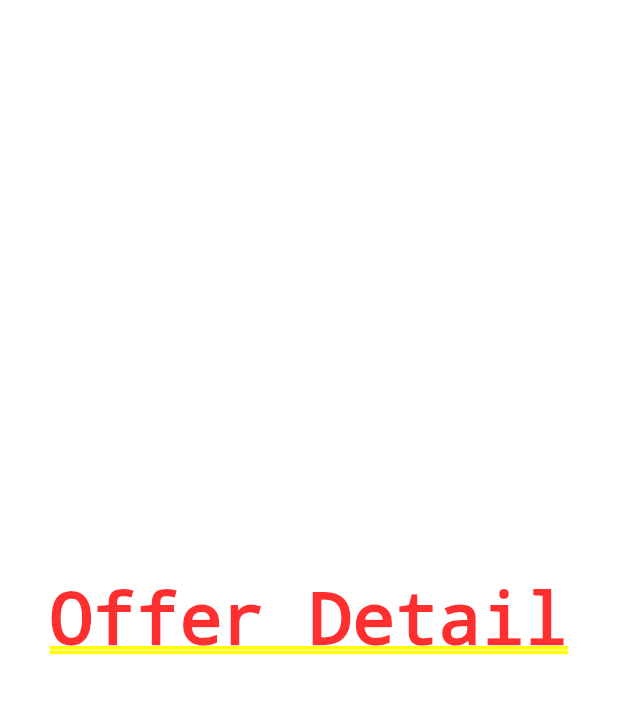
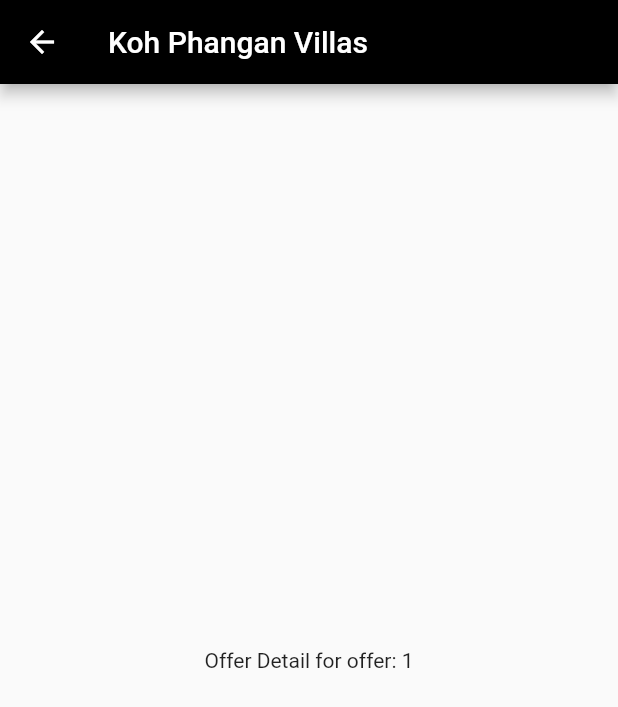
Before and after one commit to dewparin/lux_travel_poc, a Flutter app: the screen it shows after launch, after a tap on "Koh Phangan, Thailand", on a phone screen of 412 x 824 dp. Shown: the top 707 px of the screen. Run offline on Flutter 3.47's test engine with Material 2 defaults, Android fonts, the phone set to English and light mode, and no system bars.

Commit message:
OfferDetailScreen uses offer id from argument to retrieves data from OfferModel.

```diff
--- a/lib/model/offer_model.dart
+++ b/lib/model/offer_model.dart
@@ -73,4 +73,7 @@ class OfferModel extends ChangeNotifier {
     _offers[index] = _offers[index].copyWithInverseFavorite();
     notifyListeners();
   }
+
+  Offer getOfferByUid(int uid) =>
+      _offers.firstWhere((offer) => offer.uid == uid);
 }
--- a/lib/presentation/components/offer_list.dart
+++ b/lib/presentation/components/offer_list.dart
@@ -3,6 +3,7 @@ import 'package:lux_travel_poc/model/offer.dart';
 import 'package:lux_travel_poc/model/offer_model.dart';
 import 'package:lux_travel_poc/presentation/components/offer_item.dart';
 import 'package:lux_travel_poc/presentation/constant.dart';
+import 'package:lux_travel_poc/presentation/screens/screen_arguments.dart';
 import 'package:provider/provider.dart';
 
 class OfferList extends StatelessWidget {
@@ -38,7 +39,11 @@ class OfferList extends StatelessWidget {
             _toggleFavorite(context, offerUid);
           },
           onTappedOffer: (offerUid) {
-            Navigator.pushNamed(context, '/detail');
+            Navigator.pushNamed(
+              context,
+              '/detail',
+              arguments: OfferDetailScreenArguments(offerUid),
+            );
           },
         ),
       );
--- a/lib/presentation/screens/offer_detail_screen.dart
+++ b/lib/presentation/screens/offer_detail_screen.dart
@@ -1,12 +1,26 @@
 import 'package:flutter/material.dart';
+import 'package:lux_travel_poc/model/offer_model.dart';
+import 'package:provider/provider.dart';
+
+class OfferDetailScreenArguments {
+  final int offerUid;
+
+  OfferDetailScreenArguments(this.offerUid);
+}
 
 class OfferDetailScreen extends StatelessWidget {
-
   @override
   Widget build(BuildContext context) {
-    return Center(
-      child: Text('Offer Detail'),
+    final args = ModalRoute.of(context)!.settings.arguments
+        as OfferDetailScreenArguments;
+    final offer = Provider.of<OfferModel>(context).getOfferByUid(args.offerUid);
+    return Scaffold(
+      appBar: AppBar(
+        title: Text(offer.accommodationName),
+      ),
+      body: Center(
+        child: Text('Offer Detail for offer: ${args.offerUid}'),
+      ),
     );
   }
-
 }
--- /dev/null
+++ b/lib/presentation/screens/screen_arguments.dart
@@ -0,0 +1 @@
+export 'offer_detail_screen.dart';
```
